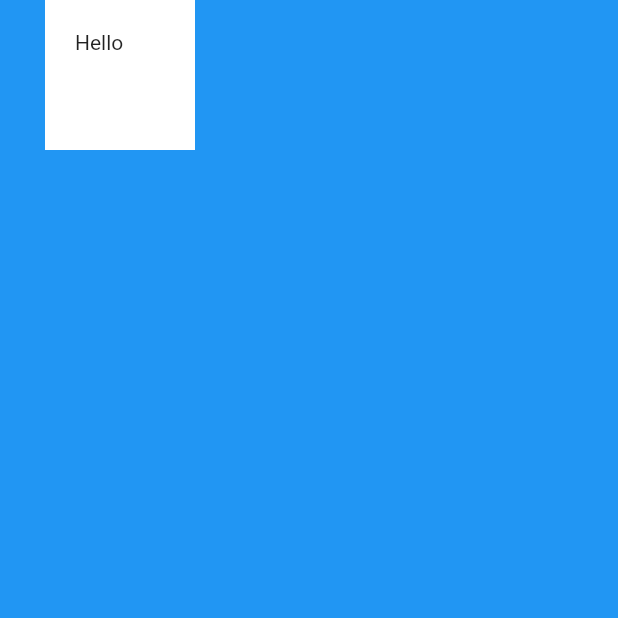
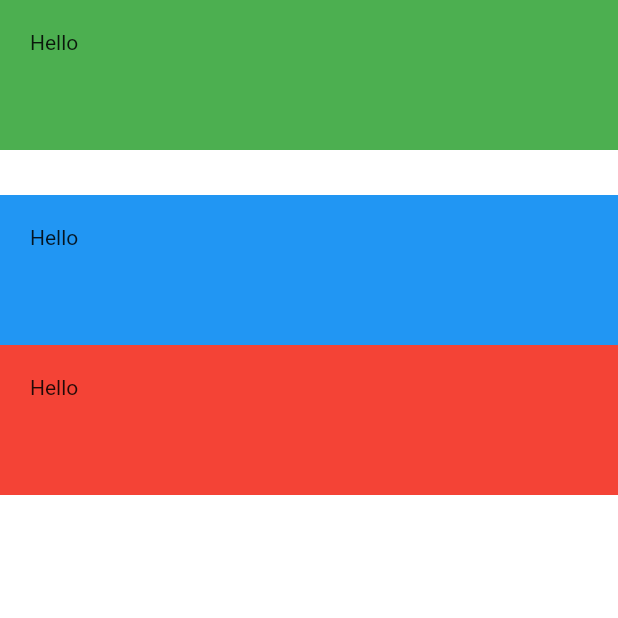
Before and after one commit to edsson-madrigal/flutter-project2-bcard, a Flutter app: the screen it shows after launch, on a phone screen of 412 x 824 dp, the top half of it. Run offline on Flutter 3.47's test engine with Material 2 defaults, Android fonts, the phone set to English and light mode, and no system bars.

Commit message:
layout cheat sheet,

```diff
--- a/lib/main.dart
+++ b/lib/main.dart
@@ -15,15 +15,41 @@ class MyApp extends StatelessWidget {
         primarySwatch: Colors.blue,
       ),
       home: Scaffold(
-          backgroundColor: Colors.blue,
-          body: SafeArea(
-              child: Container(
+        backgroundColor: Colors.white,
+        body: SafeArea(
+          child: Column(
+            //mainAxisSize: MainAxisSize.max,
+            //verticalDirection: VerticalDirection.up,
+            //mainAxisAlignment: MainAxisAlignment.spaceEvenly,
+            crossAxisAlignment: CrossAxisAlignment.stretch,
+            children: [
+              Container(
+                  height: 100,
+                  width: 300,
+                  //margin: const EdgeInsets.only(left: 30.0),
+                  padding: const EdgeInsets.all(20.0),
+                  color: Colors.green,
+                  child: const Text('Hello')),
+              const SizedBox(height: 30),
+              Container(
                   height: 100,
                   width: 100,
-                  margin: const EdgeInsets.only(left: 30.0),
+                  //margin: const EdgeInsets.only(left: 30.0),
                   padding: const EdgeInsets.all(20.0),
-                  color: Colors.white,
-                  child: const Text('Hello')))),
+                  color: Colors.blue,
+                  child: const Text('Hello')),
+              Container(
+                  height: 100,
+                  width: 100,
+                  //margin: const EdgeInsets.only(left: 30.0),
+                  padding: const EdgeInsets.all(20.0),
+                  color: Colors.red,
+                  child: const Text('Hello')),
+              //Container(width: double.infinity, height: 10),
+            ],
+          ),
+        ),
+      ),
     );
   }
 }
```
